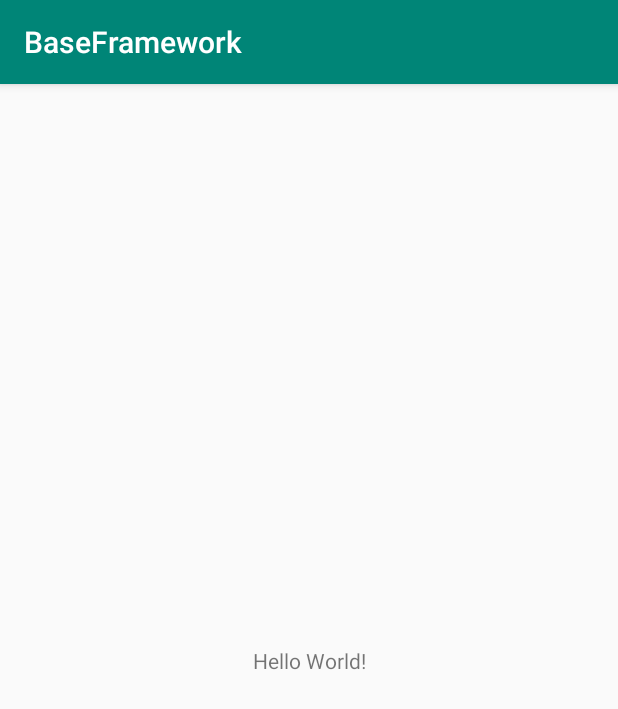
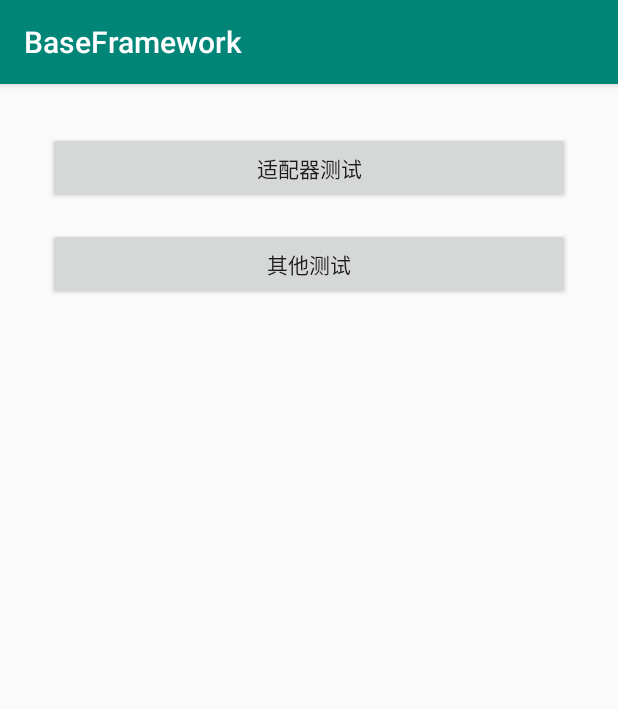
Before and after one commit to loveRose/base-framework, an Android app: the screen it shows after launch (MainActivity), on a phone screen of 412 x 824 dp. Shown: the top 709 px of the screen. Run offline under Robolectric (Android 15) with nearby library versions, the phone set to English and light mode, and no system bars.

Commit message:
添加测试适配器基本页面

```diff
--- a/app/build.gradle
+++ b/app/build.gradle
@@ -31,4 +31,6 @@ dependencies {
     testImplementation 'junit:junit:4.12'
     androidTestImplementation 'androidx.test:runner:1.1.1'
     androidTestImplementation 'androidx.test.espresso:espresso-core:3.1.1'
+
+    implementation project(':base')
 }
--- a/app/src/main/AndroidManifest.xml
+++ b/app/src/main/AndroidManifest.xml
@@ -16,6 +16,8 @@
                 <category android:name="android.intent.category.LAUNCHER"/>
             </intent-filter>
         </activity>
+
+        <activity android:name=".recycler.RecyclerMainActivity"/>
     </application>
 
 </manifest>
--- a/app/src/main/java/com/lvyerose/baseframework/MainActivity.kt
+++ b/app/src/main/java/com/lvyerose/baseframework/MainActivity.kt
@@ -1,12 +1,18 @@
 package com.lvyerose.baseframework
 
+import android.content.Intent
 import androidx.appcompat.app.AppCompatActivity
 import android.os.Bundle
+import com.lvyerose.baseframework.recycler.RecyclerMainActivity
+import kotlinx.android.synthetic.main.activity_main.*
 
 class MainActivity : AppCompatActivity() {
 
     override fun onCreate(savedInstanceState: Bundle?) {
         super.onCreate(savedInstanceState)
         setContentView(R.layout.activity_main)
+        btn_test_recycler.setOnClickListener { startActivity(Intent(this, RecyclerMainActivity::class.java)) }
     }
+
+
 }
--- a/app/src/main/res/layout/activity_main.xml
+++ b/app/src/main/res/layout/activity_main.xml
@@ -7,13 +7,23 @@
         android:layout_height="match_parent"
         tools:context=".MainActivity">
 
-    <TextView
-            android:layout_width="wrap_content"
+    <Button android:id="@+id/btn_test_recycler"
+            android:layout_width="match_parent"
             android:layout_height="wrap_content"
-            android:text="Hello World!"
-            app:layout_constraintBottom_toBottomOf="parent"
-            app:layout_constraintLeft_toLeftOf="parent"
-            app:layout_constraintRight_toRightOf="parent"
+            android:text="适配器测试"
+            android:layout_marginTop="32dp"
+            android:layout_marginLeft="32dp"
+            android:layout_marginRight="32dp"
             app:layout_constraintTop_toTopOf="parent"/>
 
+    <Button android:id="@+id/btn_test_other"
+            android:layout_width="match_parent"
+            android:layout_height="wrap_content"
+            android:text="其他测试"
+            android:layout_marginTop="16dp"
+            android:layout_marginLeft="32dp"
+            android:layout_marginRight="32dp"
+            app:layout_constraintTop_toBottomOf="@+id/btn_test_recycler"
+    />
+
 </androidx.constraintlayout.widget.ConstraintLayout>
```
Also changed, not shown: app/src/main/java/com/lvyerose/baseframework/recycler/RecyclerMainActivity.kt (added, +17 -0 lines), app/src/main/res/layout/activity_recycler_main.xml (added, +19 -0 lines).
